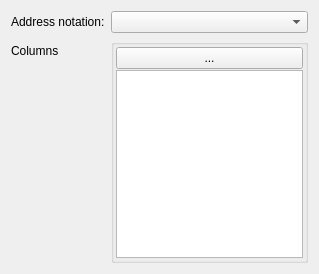
Above: src/core/gui/dialogs/settings/core_widgetsettingsdataview.ui from serhmarch/ModbusTools before the change. Below: the same form after it.
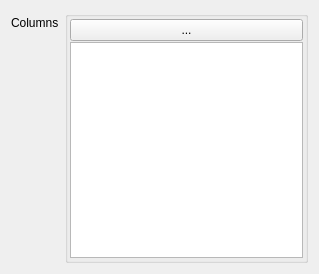
That is the form after the change.

Commit message: Made a general setting for AddressType for all dialogs and other windows

Diff of the .ui file:
```diff
--- a/src/core/gui/dialogs/settings/core_widgetsettingsdataview.ui
+++ b/src/core/gui/dialogs/settings/core_widgetsettingsdataview.ui
@@ -15,23 +15,13 @@
   </property>
   <layout class="QFormLayout" name="formLayout">
    <item row="0" column="0">
-    <widget class="QLabel" name="label">
-     <property name="text">
-      <string>Address notation:</string>
-     </property>
-    </widget>
-   </item>
-   <item row="0" column="1">
-    <widget class="QComboBox" name="cmbAddressNotation"/>
-   </item>
-   <item row="1" column="0">
     <widget class="QLabel" name="label_2">
      <property name="text">
       <string>Columns</string>
      </property>
     </widget>
    </item>
-   <item row="1" column="1">
+   <item row="0" column="1">
     <widget class="QGroupBox" name="grDataViewColumns">
      <property name="title">
       <string/>
```
The commit also changes 21 other files.
